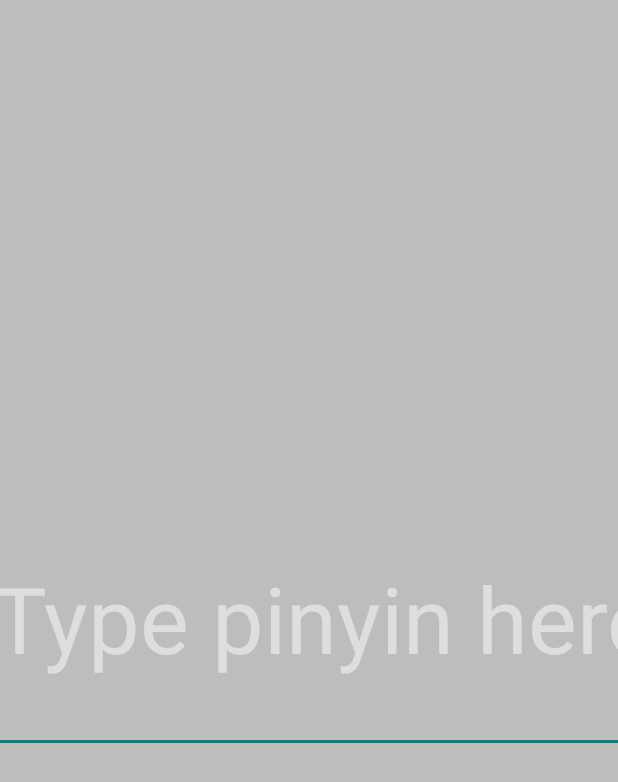
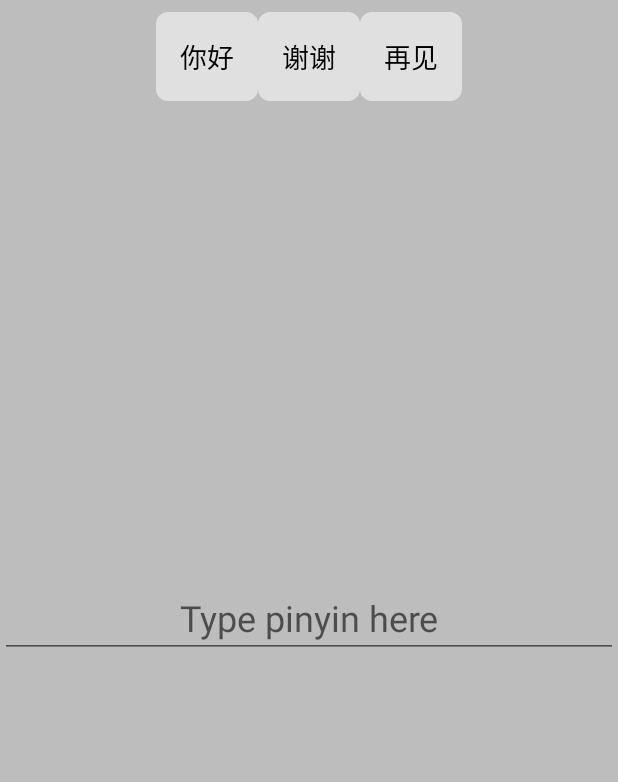
Before and after one commit to tricoded/pinyinkeyboard_mvp, an Android app built with Jetpack Compose: the screen it shows after launch (MainActivity), on a phone screen of 412 x 824 dp. Shown: the top 782 px of the screen. Run offline under Robolectric (Android 15) with nearby library versions, the phone set to English and light mode, and no system bars.

Commit message:
Added Recycler View To list the Suggestions

```diff
--- a/app/build.gradle.kts
+++ b/app/build.gradle.kts
@@ -5,7 +5,7 @@ plugins {
 
 android {
     namespace = "com.example.pinyinkeyboard"
-    compileSdk = 34
+    compileSdk = 36
 
     defaultConfig {
         applicationId = "com.example.pinyinkeyboard"
@@ -51,6 +51,7 @@ android {
 
 dependencies {
 
+    implementation(libs.androidx.recyclerview)
     implementation(libs.androidx.core.ktx)
     implementation(libs.androidx.lifecycle.runtime.ktx)
     implementation(libs.androidx.activity.compose)
--- a/app/src/main/java/com/example/pinyinkeyboard/MainActivity.kt
+++ b/app/src/main/java/com/example/pinyinkeyboard/MainActivity.kt
@@ -1,11 +1,62 @@
 package com.example.pinyinkeyboard
 
+import android.annotation.SuppressLint
 import android.app.Activity
+import android.content.Context
 import android.os.Bundle
+import android.view.View
+import android.view.inputmethod.InputMethodManager
+import android.widget.EditText
+import androidx.appcompat.app.AppCompatActivity
+import androidx.recyclerview.widget.LinearLayoutManager
+import androidx.recyclerview.widget.RecyclerView
 
 class MainActivity : Activity() {
+
+    private lateinit var suggestionsAdapter: SuggestionsAdapter
+
+
     override fun onCreate(savedInstanceState: Bundle?) {
         super.onCreate(savedInstanceState)
         setContentView(R.layout.main_activity)
+
+        val suggestionsRecyclerView = findViewById<RecyclerView>(R.id.suggestionsRecyclerView)
+        suggestionsRecyclerView.layoutManager = LinearLayoutManager(this, LinearLayoutManager.HORIZONTAL, false)
+
+        suggestionsAdapter = SuggestionsAdapter(emptyList()) { suggestion ->
+            // Handle suggestion click
+            onSuggestionClick(suggestion)
+        }
+
+        suggestionsRecyclerView.adapter = suggestionsAdapter
+
+        // Example: Update suggestions
+        updateSuggestions(listOf("你好", "谢谢", "再见"))
+
+
+//        Hiding On-screen Keyboard
+//        val editText = findViewById<EditText>(R.id.editTextText)
+//        editText.setOnTouchListener { _, _ ->
+//            // Request focus to ensure the EditText is focused
+//            editText.requestFocus()
+//            // Manually hide the keyboard
+//            hideKeyboard(editText)
+//            true
+//        }
+    }
+
+    @SuppressLint("ServiceCast")
+    private fun hideKeyboard(view: View) {
+        val imm = getSystemService(Context.INPUT_METHOD_SERVICE) as InputMethodManager
+        imm.hideSoftInputFromWindow(view.windowToken, 0)
+    }
+
+    private fun updateSuggestions(suggestions: List<String>) {
+        suggestionsAdapter.updateSuggestions(suggestions)
+    }
+
+    private fun onSuggestionClick(suggestion: String) {
+        // Implement what happens when a suggestion is clicked
+        // For example, append the suggestion to the EditText
     }
 }
--- /dev/null
+++ b/app/src/main/java/com/example/pinyinkeyboard/SuggestionsAdapter.kt
@@ -0,0 +1,35 @@
+package com.example.pinyinkeyboard
+import android.view.LayoutInflater
+import android.view.View
+import android.view.ViewGroup
+import android.widget.TextView
+import androidx.recyclerview.widget.RecyclerView
+
+class SuggestionsAdapter(private var suggestions: List<String>, private val onItemClick: (String) -> Unit) :
+    RecyclerView.Adapter<SuggestionsAdapter.SuggestionViewHolder>() {
+
+    inner class SuggestionViewHolder(itemView: View) : RecyclerView.ViewHolder(itemView) {
+        private val suggestionText: TextView = itemView.findViewById(R.id.suggestionText)
+
+        fun bind(suggestion: String) {
+            suggestionText.text = suggestion
+            itemView.setOnClickListener { onItemClick(suggestion) }
+        }
+    }
+
+    override fun onCreateViewHolder(parent: ViewGroup, viewType: Int): SuggestionViewHolder {
+        val view = LayoutInflater.from(parent.context).inflate(R.layout.suggestion_item, parent, false)
+        return SuggestionViewHolder(view)
+    }
+
+    override fun onBindViewHolder(holder: SuggestionViewHolder, position: Int) {
+        holder.bind(suggestions[position])
+    }
+
+    override fun getItemCount(): Int = suggestions.size
+
+    fun updateSuggestions(newSuggestions: List<String>) {
+        suggestions = newSuggestions
+        notifyDataSetChanged()
+    }
+}
--- /dev/null
+++ b/app/src/main/res/drawable/suggestion_background.xml
@@ -0,0 +1,5 @@
+<?xml version="1.0" encoding="utf-8"?>
+<shape xmlns:android="http://schemas.android.com/apk/res/android">
+    <solid android:color="#E0E0E0"/>
+    <corners android:radius="8dp"/>
+</shape>
--- a/app/src/main/res/layout/main_activity.xml
+++ b/app/src/main/res/layout/main_activity.xml
@@ -1,26 +1,34 @@
 <?xml version="1.0" encoding="utf-8"?>
-<androidx.constraintlayout.widget.ConstraintLayout xmlns:android="http://schemas.android.com/apk/res/android"
+<androidx.constraintlayout.widget.ConstraintLayout
+    xmlns:android="http://schemas.android.com/apk/res/android"
     xmlns:app="http://schemas.android.com/apk/res-auto"
-    xmlns:tools="http://schemas.android.com/tools"
     android:layout_width="match_parent"
     android:layout_height="match_parent"
     android:background="#BDBDBD">
 
+    <!-- Include the suggestions bar -->
+    <include
+        layout="@layout/suggestions_bar"
+        android:id="@+id/suggestionsBar"
+        app:layout_constraintBottom_toTopOf="@id/editTextText"
+        app:layout_constraintStart_toStartOf="parent"
+        app:layout_constraintEnd_toEndOf="parent" />
+
+    <!-- EditText for typing pinyin -->
     <EditText
         android:id="@+id/editTextText"
-        android:layout_width="565dp"
-        android:layout_height="180dp"
-        android:ems="10"
+        android:layout_width="0dp"
+        android:layout_height="wrap_content"
         android:hint="Type pinyin here"
-        android:inputType="text"
+        android:inputType="none"
+        android:focusable="true"
+        android:focusableInTouchMode="true"
         android:textAlignment="center"
-        android:textAllCaps="false"
-        android:textColorHint="#80FFFFFF"
-        android:textSize="61sp"
+        android:textSize="24sp"
+        android:textColor="#000000"
+        app:layout_constraintTop_toTopOf="parent"
         app:layout_constraintBottom_toBottomOf="parent"
-        app:layout_constraintEnd_toEndOf="parent"
-        app:layout_constraintHorizontal_bias="0.446"
         app:layout_constraintStart_toStartOf="parent"
-        app:layout_constraintTop_toTopOf="parent"
-        app:layout_constraintVertical_bias="0.500" />
+        app:layout_constraintEnd_toEndOf="parent" />
+
 </androidx.constraintlayout.widget.ConstraintLayout>
--- /dev/null
+++ b/app/src/main/res/layout/suggestion_item.xml
@@ -0,0 +1,9 @@
+<?xml version="1.0" encoding="utf-8"?>
+<TextView xmlns:android="http://schemas.android.com/apk/res/android"
+    android:id="@+id/suggestionText"
+    android:layout_width="wrap_content"
+    android:layout_height="wrap_content"
+    android:padding="16dp"
+    android:textSize="18sp"
+    android:textColor="@android:color/black"
+    android:background="@drawable/suggestion_background"/>
--- /dev/null
+++ b/app/src/main/res/layout/suggestions_bar.xml
@@ -0,0 +1,18 @@
+<?xml version="1.0" encoding="utf-8"?>
+<androidx.constraintlayout.widget.ConstraintLayout
+    xmlns:android="http://schemas.android.com/apk/res/android"
+    xmlns:app="http://schemas.android.com/apk/res-auto"
+    android:layout_width="match_parent"
+    android:layout_height="wrap_content"
+    android:padding="8dp">
+
+    <androidx.recyclerview.widget.RecyclerView
+        android:id="@+id/suggestionsRecyclerView"
+        android:layout_width="wrap_content"
+        android:layout_height="wrap_content"
+        android:orientation="horizontal"
+        app:layout_constraintStart_toStartOf="parent"
+        app:layout_constraintEnd_toEndOf="parent"
+        app:layout_constraintBottom_toBottomOf="parent" />
+
+</androidx.constraintlayout.widget.ConstraintLayout>
--- a/gradle/libs.versions.toml
+++ b/gradle/libs.versions.toml
@@ -10,9 +10,11 @@ activityCompose = "1.7.0"
 composeBom = "2023.08.00"
 constraintlayout = "2.2.1"
 appcompat = "1.7.0"
+recyclerview = "1.4.0"
 
 [libraries]
 androidx-core-ktx = { group = "androidx.core", name = "core-ktx", version.ref = "coreKtx" }
+androidx-recyclerview = { module = "androidx.recyclerview:recyclerview", version.ref = "recyclerview" }
 junit = { group = "junit", name = "junit", version.ref = "junit" }
 androidx-junit = { group = "androidx.test.ext", name = "junit", version.ref = "junitVersion" }
 androidx-espresso-core = { group = "androidx.test.espresso", name = "espresso-core", version.ref = "espressoCore" }
```
